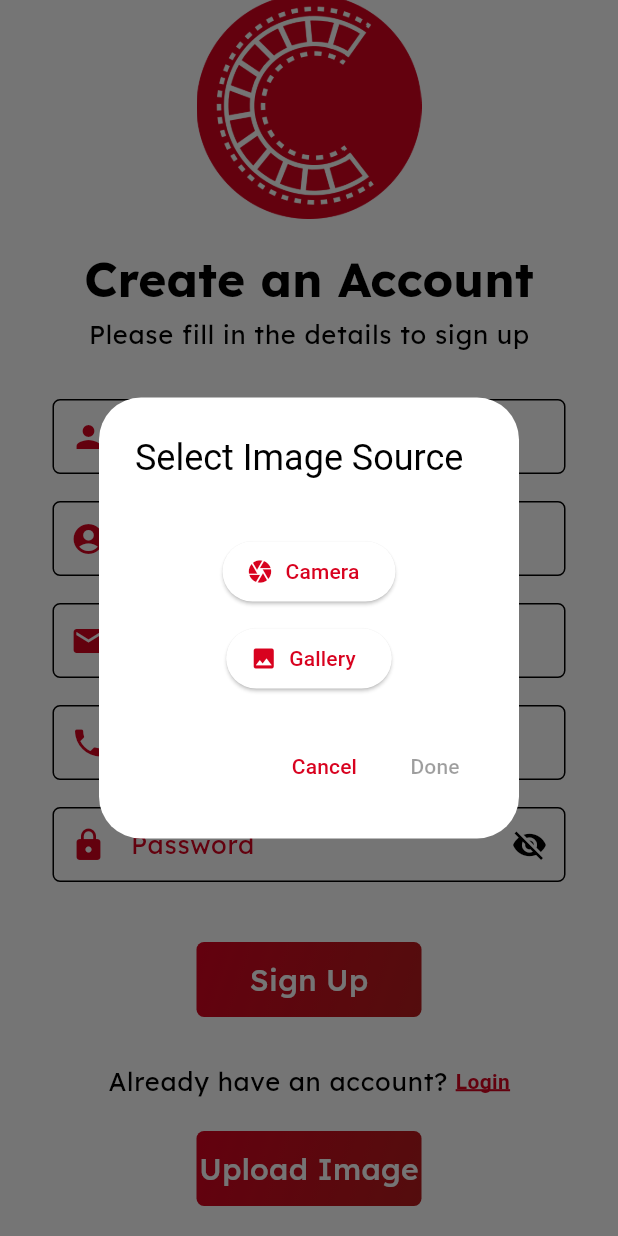
After one commit to 0to1e/clickEt-flutter, a Flutter app: the RegistrationViewContent screen opened directly, scrolled down 64 dp, after a tap on "Upload Image", on a phone screen of 412 x 824 dp. The commit adds this screen. Run offline on Flutter 3.47's test engine with Material 3 defaults, Android fonts, the phone set to English and light mode, and no system bars; our stand-ins replace dartz, dio, equatable, flutter_bloc, get_it, google_fonts and 6 more; accounts and stored records are empty.

Commit message:
image upload

```diff
--- a/lib/app/constants/api_constants.dart
+++ b/lib/app/constants/api_endpoints.dart
@@ -10,7 +10,7 @@ class ApiEndpoints {
   // ====================== Auth Routes ======================
   static const String register = "auth/register";
   static const String login = "auth/login";
-  // static const String imageUrl = "http://10.0.2.2:3000/uploads/";
+  static const String uploadProfile = "auth/user/upload";
   // static const String uploadImage = "auth/uploadImage";
 
   // ====================== <> Routes ======================
--- a/lib/app/di/di.dart
+++ b/lib/app/di/di.dart
@@ -87,7 +87,7 @@ void _initUseCases() {
   );
 }
 
-Future<void > _initSharedPrefs() async{
+Future<void> _initSharedPrefs() async {
   getIt.registerLazySingleton<TokenSharedPrefs>(
     () => TokenSharedPrefs(getIt<SharedPreferences>()),
   );
--- /dev/null
+++ b/lib/common/image_upload_dialog.dart
@@ -0,0 +1,89 @@
+import 'dart:io';
+
+import 'package:flutter/material.dart';
+import 'package:image_picker/image_picker.dart';
+import 'package:permission_handler/permission_handler.dart';
+
+class ImageUploadDialog extends StatefulWidget {
+  final Function(File?) onImagePicked;
+
+  const ImageUploadDialog({super.key, required this.onImagePicked});
+
+  @override
+  State<ImageUploadDialog> createState() => _ImageUploadDialogState();
+}
+
+class _ImageUploadDialogState extends State<ImageUploadDialog> {
+  File? _img;
+
+  Future<void> checkCameraPermission() async {
+    if (await Permission.camera.request().isRestricted ||
+        await Permission.camera.request().isDenied) {
+      await Permission.camera.request();
+    }
+  }
+
+  Future<void> _browseImage(ImageSource imageSource) async {
+    try {
+      final image = await ImagePicker().pickImage(source: imageSource);
+      if (image != null) {
+        setState(() {
+          _img = File(image.path);
+        });
+        widget.onImagePicked(_img);
+      }
+    } catch (e) {
+      debugPrint(e.toString());
+    }
+  }
+
+  @override
+  Widget build(BuildContext context) {
+    return AlertDialog(
+      title: const Text('Select Image Source'),
+      content: Column(
+        mainAxisSize: MainAxisSize.min,
+        children: [
+          if (_img != null)
+            CircleAvatar(
+              radius: 50,
+              backgroundImage: FileImage(_img!),
+            ),
+          const SizedBox(height: 20),
+          ElevatedButton.icon(
+            onPressed: () {
+              checkCameraPermission();
+              _browseImage(ImageSource.camera);
+            },
+            icon: const Icon(Icons.camera),
+            label: const Text('Camera'),
+          ),
+          const SizedBox(height: 10),
+          ElevatedButton.icon(
+            onPressed: () {
+              _browseImage(ImageSource.gallery);
+            },
+            icon: const Icon(Icons.image),
+            label: const Text('Gallery'),
+          ),
+        ],
+      ),
+      actions: [
+        TextButton(
+          onPressed: () {
+            Navigator.pop(context);
+          },
+          child: const Text('Cancel'),
+        ),
+        TextButton(
+          onPressed: _img != null
+              ? () {
+                  Navigator.pop(context);
+                }
+              : null,
+          child: const Text('Done'),
+        ),
+      ],
+    );
+  }
+}
--- a/lib/core/network/api_service.dart
+++ b/lib/core/network/api_service.dart
@@ -1,6 +1,6 @@
 import 'package:dio/dio.dart';
 import 'package:pretty_dio_logger/pretty_dio_logger.dart';
-import 'package:ClickEt/app/constants/api_constants.dart';
+import 'package:ClickEt/app/constants/api_endpoints.dart';
 import 'package:ClickEt/core/network/dio_response_interceptor.dart';
 
 class ApiService {
--- a/lib/core/theme/sys_theme_data.dart
+++ b/lib/core/theme/sys_theme_data.dart
@@ -3,7 +3,7 @@ import 'package:google_fonts/google_fonts.dart';
 
 ThemeData getThemeData() {
   return ThemeData(
-    colorScheme: const ColorScheme.light(
+    colorScheme: const ColorScheme.dark(
       primary: Color(0xFFD8021F),
       secondary: Color(0xFFB71C1C),
     ),
--- a/lib/features/auth/data/data_source/remote_data_source/auth_remote_data_source.dart
+++ b/lib/features/auth/data/data_source/remote_data_source/auth_remote_data_source.dart
@@ -1,6 +1,6 @@
 import 'dart:io';
 
-import 'package:ClickEt/app/constants/api_constants.dart';
+import 'package:ClickEt/app/constants/api_endpoints.dart';
 import 'package:ClickEt/features/auth/data/data_source/auth_data_source.dart';
 import 'package:dio/dio.dart';
 import 'package:ClickEt/features/auth/domain/entity/auth_entity.dart';
--- a/lib/features/auth/presentation/view/registration_view.dart
+++ b/lib/features/auth/presentation/view/registration_view.dart
@@ -203,15 +203,15 @@
 //                 width: 150.0,
 //                 onPressed: () {
 //                   context.read<RegisterBloc>().add(
-//                         RegisterUser(
-//                           context: context,
-//                           fullName: fullNameController.text,
-//                           username: userNameController.text,
-//                           email: emailController.text,
-//                           phone: phoneController.text,
-//                           password: passwordController.text,
-//                         ),
-//                       );
+//                     RegisterUser(
+//                       context: context,
+//                       fullName: fullNameController.text,
+//                       username: userNameController.text,
+//                       email: emailController.text,
+//                       phone: phoneController.text,
+//                       password: passwordController.text,
+//                     ),
+//                   );
 //                 },
 //                 text: "Sign Up",
 //               ),
@@ -241,6 +241,30 @@
 //                   ),
 //                 ],
 //               ),
+//               Row(
+//                 mainAxisAlignment: MainAxisAlignment.center,
+//                 children: [
+//                   Text(
+//                     "Upload your profile Image ",
+//                     style: Theme.of(context).textTheme.bodyLarge,
+//                   ),
+//                   GestureDetector(
+//                     onTap: () {
+//                       context.read<RegisterBloc>().navigateToLogin(context);
+//                     },
+//                     child: Text(
+//                       "Login",
+//                       style: TextStyle(
+//                         color: Theme.of(context).colorScheme.primary,
+//                         fontWeight: FontWeight.bold,
+//                         decoration: TextDecoration.underline,
+//                         decorationColor: Theme.of(context).colorScheme.primary,
+//                         decorationThickness: 2.0,
+//                       ),
+//                     ),
+//                   ),
+//                 ],
+//               ),
 //             ],
 //           ),
 //         ),
@@ -249,9 +273,9 @@
 //   }
 // }
 
-
 import 'package:ClickEt/app/di/di.dart';
 import 'package:ClickEt/common/button.dart';
+import 'package:ClickEt/common/image_upload_dialog.dart';
 import 'package:flutter/material.dart';
 import 'package:flutter_bloc/flutter_bloc.dart';
 import 'package:ClickEt/features/auth/presentation/view_model/register/register_bloc.dart';
@@ -493,6 +517,29 @@ class RegistrationViewContent extends StatelessWidget {
                   ),
                 ],
               ),
+              const SizedBox(height: 20),
+              // Upload Image Button
+              Button(
+                width: 150.0,
+                onPressed: () {
+                  showDialog(
+                    context: context,
+                    builder: (context) {
+                      return ImageUploadDialog(
+                        onImagePicked: (file) {
+                          if (file != null) {
+                            context.read<RegisterBloc>().add(
+                                  UploadImageEvent(
+                                      image: file, context: context),
+                                );
+                          }
+                        },
+                      );
+                    },
+                  );
+                },
+                text: "Upload Image",
+              ),
             ],
           ),
         ),
--- a/lib/features/auth/presentation/view_model/register/register_event.dart
+++ b/lib/features/auth/presentation/view_model/register/register_event.dart
@@ -25,7 +25,8 @@ class RegisterUser extends RegisterEvent {
   });
 
   @override
-  List<Object> get props => [context, fullName, username, email, phone, password];
+  List<Object> get props =>
+      [context, fullName, username, email, phone, password];
 }
 
 class TogglePasswordVisibilityEvent extends RegisterEvent {
@@ -43,3 +44,13 @@ class NavigateToLoginEvent extends RegisterEvent {
   @override
   List<Object> get props => [context];
 }
+
+class UploadImageEvent extends RegisterEvent {
+  final File image;
+  final BuildContext context;
+
+  const UploadImageEvent({required this.image, required this.context});
+
+  @override
+  List<Object> get props => [image, context];
+}
--- a/lib/features/auth/presentation/view_model/register/register_state.dart
+++ b/lib/features/auth/presentation/view_model/register/register_state.dart
@@ -1,34 +1,45 @@
+// File: lib/features/auth/presentation/view_model/register/register_state.dart
 part of 'register_bloc.dart';
 
 class RegisterState extends Equatable {
   final bool isLoading;
   final bool isSuccess;
   final bool isPasswordVisible;
+  final File? image;
+  final String? error;
 
   const RegisterState({
     required this.isLoading,
     required this.isSuccess,
     this.isPasswordVisible = false,
+    this.image,
+    this.error,
   });
 
   factory RegisterState.initial() => const RegisterState(
         isLoading: false,
         isSuccess: false,
         isPasswordVisible: false,
+        image: null,
+        error: null,
       );
 
   RegisterState copyWith({
     bool? isLoading,
     bool? isSuccess,
     bool? isPasswordVisible,
+    File? image,
+    String? error,
   }) {
     return RegisterState(
       isLoading: isLoading ?? this.isLoading,
       isSuccess: isSuccess ?? this.isSuccess,
       isPasswordVisible: isPasswordVisible ?? this.isPasswordVisible,
+      image: image ?? this.image,
+      error: error ?? this.error,
     );
   }
 
   @override
-  List<Object> get props => [isLoading, isSuccess, isPasswordVisible];
+  List<Object?> get props => [isLoading, isSuccess, isPasswordVisible, image, error];
 }
--- a/lib/main.dart
+++ b/lib/main.dart
@@ -7,7 +7,6 @@ void main() async {
   WidgetsFlutterBinding.ensureInitialized();
   await HiveService.init();
 
-  // await HiveService().clearStudentBox();
 
   await initDependencies();
 
--- a/pubspec.yaml
+++ b/pubspec.yaml
@@ -51,6 +51,8 @@ dependencies:
   shared_preferences: ^2.5.1
   json_annotation: ^4.9.0
   json_serializable: ^6.9.0
+  permission_handler: ^11.3.1
+  image_picker: ^1.1.2
 
 dev_dependencies:
   flutter_test:
```
Also changed, not shown: lib/features/auth/presentation/view_model/login/login_bloc.dart (+0 -69 lines), lib/features/auth/presentation/view_model/register/register_bloc.dart (+48 -0 lines), pubspec.lock, 5 other files. Lines whose indentation alone changed are shown as unchanged.
